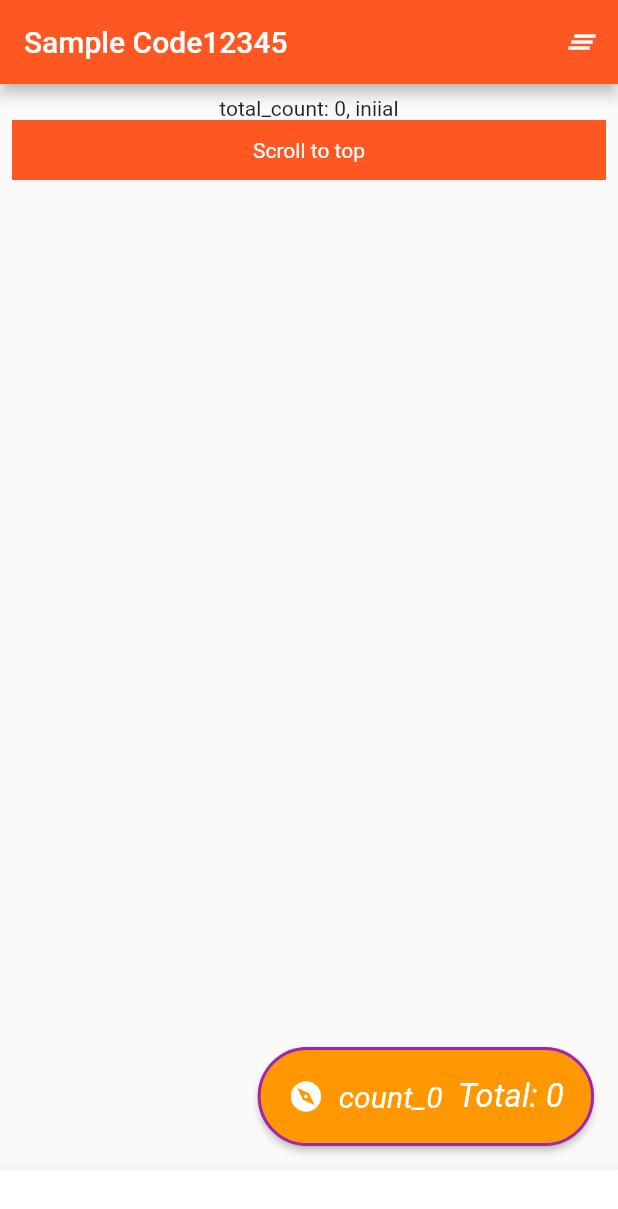
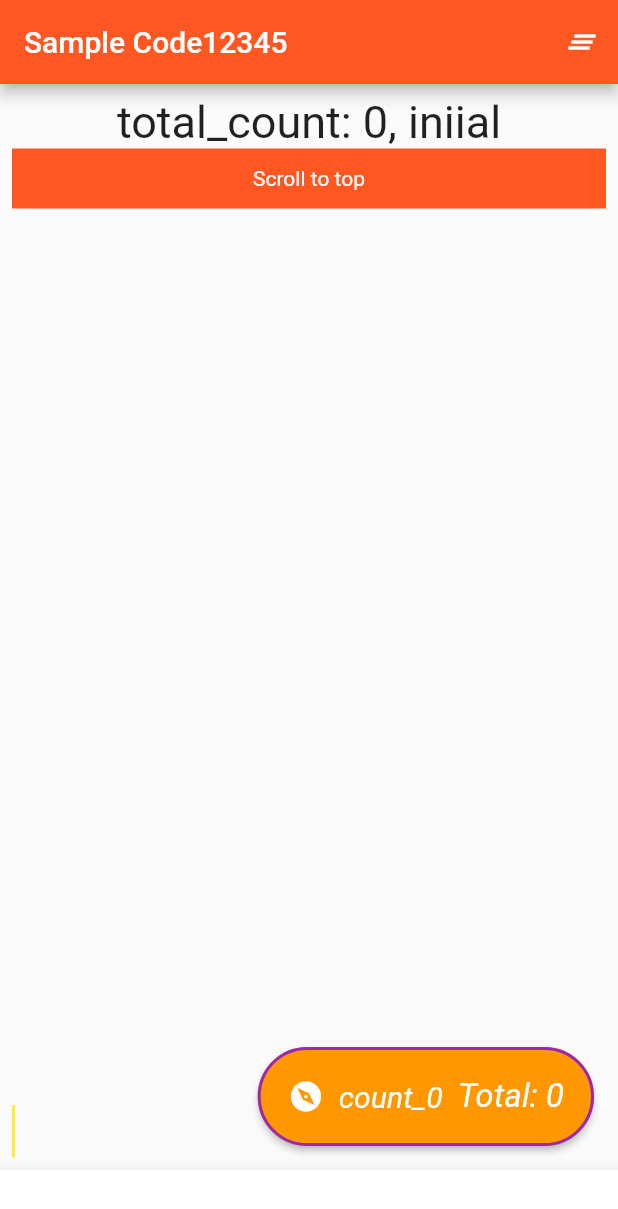
Before and after one commit to myflutterdev/firstpro, a Flutter app: the screen it shows after launch, on a phone screen of 412 x 824 dp. Shown: the top 1209 px of the screen. Run offline on Flutter 3.47's test engine with Material 2 defaults, Android fonts, the phone set to English and light mode, and no system bars; our stand-ins replace bloc, equatable, flutter_bloc, rxdart; generated files the repository leaves out were written again.

Commit message:
test EditableText widget.

```diff
--- a/lib/main.dart
+++ b/lib/main.dart
@@ -42,7 +42,6 @@ class MyApp extends StatelessWidget {
         Provider<StateCountManage>.value(
           value: StateCountManage(),
         ),
-
       ],
       child: MaterialApp(
         title: 'Flutter Code Sample for material.Scaffold',
@@ -81,6 +80,9 @@ class _MyStatefulWidgetState extends State<MyStatefulWidget> {
   ScrollController _scrollCtrl;
   final _myListKey = GlobalKey<AnimatedListState>();
 
+  final TextEditingController _textEditingController = TextEditingController();
+
+  final _focusNode = FocusNode();
   _MyStatefulWidgetState();
 
   @override
@@ -253,7 +255,10 @@ class _MyStatefulWidgetState extends State<MyStatefulWidget> {
           child: Column(
             mainAxisSize: MainAxisSize.max,
             children: <Widget>[
-              Text('total_count: $_count, $_message'),
+              Text(
+                'total_count: $_count, $_message',
+                style: TextStyle(fontSize: 30),
+              ),
               GestureDetector(
                 onTap: () => _scrollCtrl.jumpTo(0),
                 child: Container(
@@ -268,6 +273,16 @@ class _MyStatefulWidgetState extends State<MyStatefulWidget> {
               ),
               Expanded(
                 child: buildListView,
+              ),
+              EditableText(
+                cursorColor: Colors.yellow,
+                backgroundCursorColor: Colors.blue,
+                controller: _textEditingController,
+                focusNode: _focusNode,
+                autofocus: true,
+                keyboardType: TextInputType.multiline,
+                maxLines: 1,
+                style: TextStyle(fontSize: 30, color: Colors.black12),
               ),
             ],
           ),
```
Also changed, not shown: lib/MyPageView.dart (+11 -10 lines), 1 other file.
